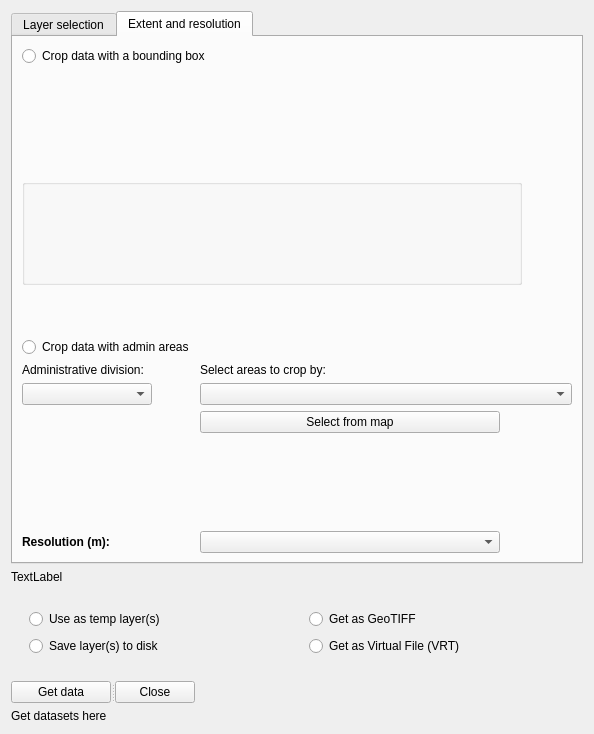
First picture: the form in geocubes_plugin_dialog_base.ui, repository geoportti/GeoCubes-Finland-QGIS-Plugin, before the edit.
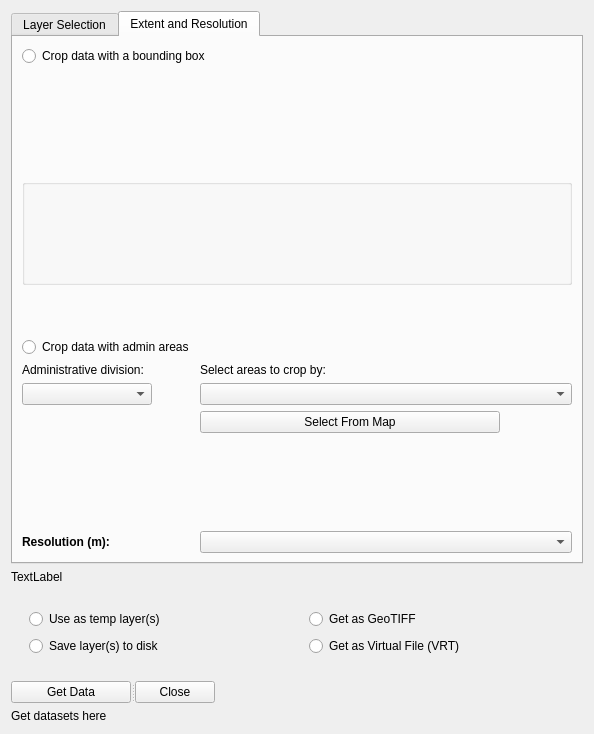
Second picture: the form after the edit. The open tabs and pages were chosen to show the change. Custom widgets are drawn as their Qt base class.

Commit message: Ui tweaking and work towards directly saving data to disk. Functionality is unfinished

```diff
--- a/geocubes_plugin_dialog_base.ui
+++ b/geocubes_plugin_dialog_base.ui
@@ -21,6 +21,11 @@
     <layout class="QVBoxLayout" name="verticalLayout_3">
      <item>
       <widget class="QTabWidget" name="tabWidget">
+       <property name="font">
+        <font>
+         <family>Arial</family>
+        </font>
+       </property>
        <property name="currentIndex">
         <number>0</number>
        </property>
@@ -32,7 +37,7 @@
          <string/>
         </property>
         <attribute name="title">
-         <string>Layer selection</string>
+         <string>Layer Selection</string>
         </attribute>
         <layout class="QVBoxLayout" name="verticalLayout_5">
          <item>
@@ -117,7 +122,7 @@
          <string/>
         </property>
         <attribute name="title">
-         <string>Extent and resolution</string>
+         <string>Extent and Resolution</string>
         </attribute>
         <layout class="QVBoxLayout" name="verticalLayout_4">
          <item>
@@ -161,10 +166,15 @@
              </property>
              <property name="maximumSize">
               <size>
-               <width>500</width>
+               <width>550</width>
                <height>16777215</height>
               </size>
              </property>
+             <property name="font">
+              <font>
+               <family>Arial</family>
+              </font>
+             </property>
              <property name="collapsed">
               <bool>false</bool>
              </property>
@@ -175,6 +185,9 @@
            </item>
            <item>
             <layout class="QFormLayout" name="formLayout">
+             <property name="labelAlignment">
+              <set>Qt::AlignLeading|Qt::AlignLeft|Qt::AlignVCenter</set>
+             </property>
              <item row="1" column="1">
               <spacer name="verticalSpacer">
                <property name="orientation">
@@ -249,14 +262,14 @@
              <item row="9" column="1">
               <widget class="QComboBox" name="resolutionBox">
                <property name="sizePolicy">
-                <sizepolicy hsizetype="Fixed" vsizetype="Fixed">
+                <sizepolicy hsizetype="Preferred" vsizetype="Fixed">
                  <horstretch>0</horstretch>
                  <verstretch>0</verstretch>
                 </sizepolicy>
                </property>
                <property name="maximumSize">
                 <size>
-                 <width>300</width>
+                 <width>16777215</width>
                  <height>16777215</height>
                 </size>
                </property>
@@ -320,7 +333,7 @@
                 <string>Click on the areas that are wanted, the select &quot;Return selected&quot;</string>
                </property>
                <property name="text">
-                <string>Select from map</string>
+                <string>Select From Map</string>
                </property>
               </widget>
              </item>
@@ -457,12 +470,13 @@
         </property>
         <property name="maximumSize">
          <size>
-          <width>100</width>
+          <width>120</width>
           <height>60</height>
          </size>
         </property>
         <property name="font">
          <font>
+          <family>Arial</family>
           <pointsize>9</pointsize>
           <weight>50</weight>
           <bold>false</bold>
@@ -471,8 +485,11 @@
         <property name="toolTip">
          <string>Select all necessary parameters, the press here to get the data</string>
         </property>
+        <property name="layoutDirection">
+         <enum>Qt::RightToLeft</enum>
+        </property>
         <property name="text">
-         <string>Get data</string>
+         <string>Get Data</string>
         </property>
        </widget>
        <widget class="QPushButton" name="closeButton">
```
Left out of the diff: 56 changed lines with no effect on the pictures. The commit also changes 1 other file.
